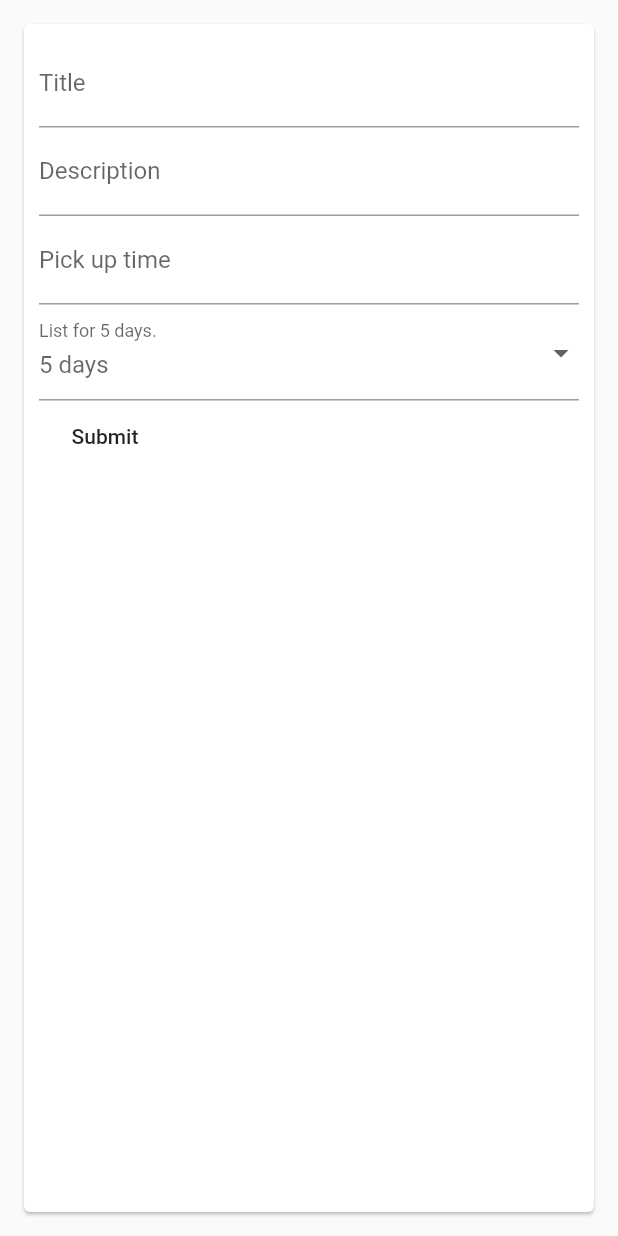
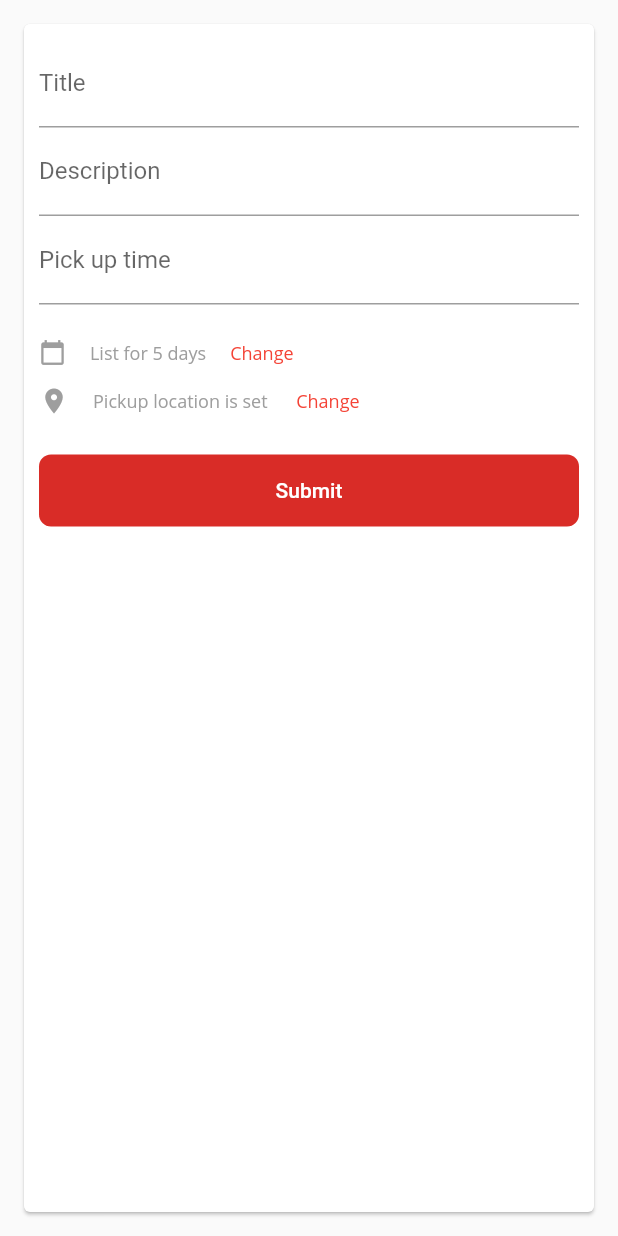
Before and after one commit to vsales-one/hali-app, a Flutter app: the CreateFoodForm widget shown alone on an empty page, opened directly, on a phone screen of 412 x 824 dp. Run offline on Flutter 3.47's test engine with Material 2 defaults, Android fonts, the phone set to English and light mode, and no system bars; drawn by our look-alikes of flutter_form_builder; our stand-ins replace bloc, cached_network_image, cloud_firestore, dio, equatable, firebase_auth and 10 more; missing offline and left inert: flutter_facebook_login, select_dialog; accounts and stored records are empty; generated files the repository leaves out were written again; network calls fail; statements that could not run were skipped.

Commit message:
- ui create post

```diff
--- a/src/hali/lib/posts/create_food_form.dart
+++ b/src/hali/lib/posts/create_food_form.dart
@@ -1,7 +1,10 @@
 
 import 'package:flutter/material.dart';
 import 'package:flutter_form_builder/flutter_form_builder.dart';
+import 'package:hali/commons/styles.dart';
+import 'package:hali/utils/color_utils.dart';
 import 'package:intl/intl.dart';
+import 'package:select_dialog/select_dialog.dart';
 
 class CreateFoodForm extends StatefulWidget {
 
@@ -15,13 +18,43 @@ class CreateFoodFormState extends State<CreateFoodForm> {
 
   final GlobalKey<FormBuilderState> _fbKey = GlobalKey<FormBuilderState>();
 
-  List<DropdownMenuItem<String>> _renderListingDays() {
-    List<DropdownMenuItem<String>> chidrens = [];
+  String listFor5Days = "";
+  List<String> listOfDays;
+
+  List<String> _renderListingDays() {
+    List<String> chidrens = [];
     for (var i = 5; i < 29; i++) {
-      chidrens.add(new DropdownMenuItem(child: Text("$i days"), value: "$i days",));
+      chidrens.add("$i days");
     }
     return chidrens;
   }
+
+  _showListDays() {
+    listOfDays = _renderListingDays();
+
+    SelectDialog.showModal<String>(
+      context,
+      searchBoxDecoration: InputDecoration(
+        hintText: "Search"
+      ),
+      label: "List for ",
+      selectedValue: listFor5Days,
+      items: listOfDays,
+      onChange: (String selected) {
+        setState(() {
+          listFor5Days = selected;
+        });
+      },
+    );
+  }
+
+  @override
+  void initState() {
+    super.initState();
+    listOfDays = _renderListingDays();
+    listFor5Days = listOfDays[0];
+  }
+
   @override
   Widget build(BuildContext context) {
     return Container(
@@ -70,34 +103,73 @@ class CreateFoodFormState extends State<CreateFoodForm> {
                       ],
                     ),
 
-                    FormBuilderDropdown(
-                      attribute: "listTime",
-                      decoration: InputDecoration(labelText: "List for 5 days."),
-                      // initialValue: 'Male',
-                      hint: Text('5 days'),
-                      initialValue: '5 days',
-                      validators: [FormBuilderValidators.required()],
-                      items: _renderListingDays()
-                          .map((gender) => DropdownMenuItem(
-                          value: gender,
-                          child: Text("$gender")
-                      )).toList(),
+                    // list for 5 days
+                    Container(
+                      margin: EdgeInsets.only(top: 16),
+                      child: new Row(
+                        mainAxisAlignment: MainAxisAlignment.start,
+                        crossAxisAlignment: CrossAxisAlignment.center,
+                        children: <Widget>[
+                          Padding(
+                            padding: EdgeInsets.only(top: 0),
+                            child: Icon(Icons.calendar_today, size: 18, color: Colors.grey),
+                          ),
+
+                          Container(
+                            padding: EdgeInsets.only(left: 16, right: 16, top: 8, bottom: 8),
+                            child: Text("List for $listFor5Days", style: Styles.getRegularStyle(12, Colors.grey),),
+                          ),
+                          GestureDetector(
+                            child: Text("Change", style: Styles.getRegularStyle(12, Colors.red),  textAlign: TextAlign.left),
+                            onTap: _showListDays,
+                          )
+                        ],
+                      ),
+                    ),
+
+                    // list for pickup location
+                    new Row(
+                      children: <Widget>[
+                        Icon(Icons.location_on, size: 20, color: Colors.grey),
+                        Padding(
+                          padding: EdgeInsets.only(left: 16, right: 16, top: 8, bottom: 8),
+                          child: Text("Pickup location is set ", style: Styles.getRegularStyle(12, Colors.grey),),
+                        ),
+                        GestureDetector(
+                          child: Text("Change", style: Styles.getRegularStyle(12, Colors.red),  textAlign: TextAlign.left),
+                          onTap: _presentLocationScreen,
+                        )
+                      ],
                     ),
 
                   ],
                 ),
               ),
-              Row(
+
+              Container(
+                margin: EdgeInsets.only(top: 20),
+                decoration: BoxDecoration(
+                  color: ColorUtils.hexToColor(colorD92c27),
+                  borderRadius: BorderRadius.circular(8)
+                ),
+
+                child: Row(
+                  mainAxisAlignment: MainAxisAlignment.center,
                   children: <Widget>[
-                  MaterialButton(
+                    Expanded(
+                      child: FlatButton(
                         child: Text("Submit"),
+
+                        textColor: Colors.white,
                         onPressed: () {
                           if (_fbKey.currentState.saveAndValidate()) {
                             print(_fbKey.currentState.value);
                           }
                         },
                       ),
+                    )
                   ],
+                ),
               )
             ],
           ),
@@ -105,4 +177,8 @@ class CreateFoodFormState extends State<CreateFoodForm> {
       ),
     );
   }
+
+  void _presentLocationScreen() {
+
   }
+}
--- a/src/hali/pubspec.yaml
+++ b/src/hali/pubspec.yaml
@@ -49,6 +49,7 @@ dependencies:
   uuid: ^2.0.4
   rflutter_alert: ^1.0.3
   modal_progress_hud: ^0.1.3
+  select_dialog: ^1.0.6+1
 
 dev_dependencies:
   flutter_test:
```
Also changed, not shown: src/hali/lib/home/home_screen.dart (+14 -5 lines), src/hali/lib/posts/create_post.dart (+23 -7 lines), src/hali/lib/posts/dialog_list.dart (added, +29 -0 lines), src/hali/pubspec.lock. Lines whose indentation alone changed are shown as unchanged.
